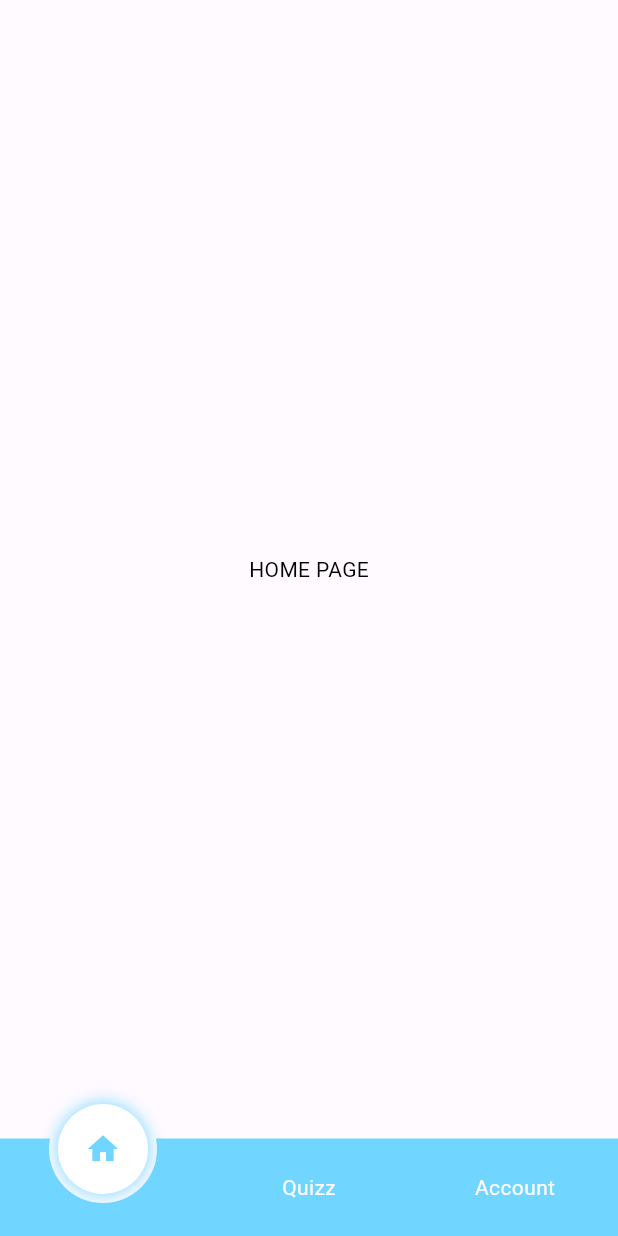
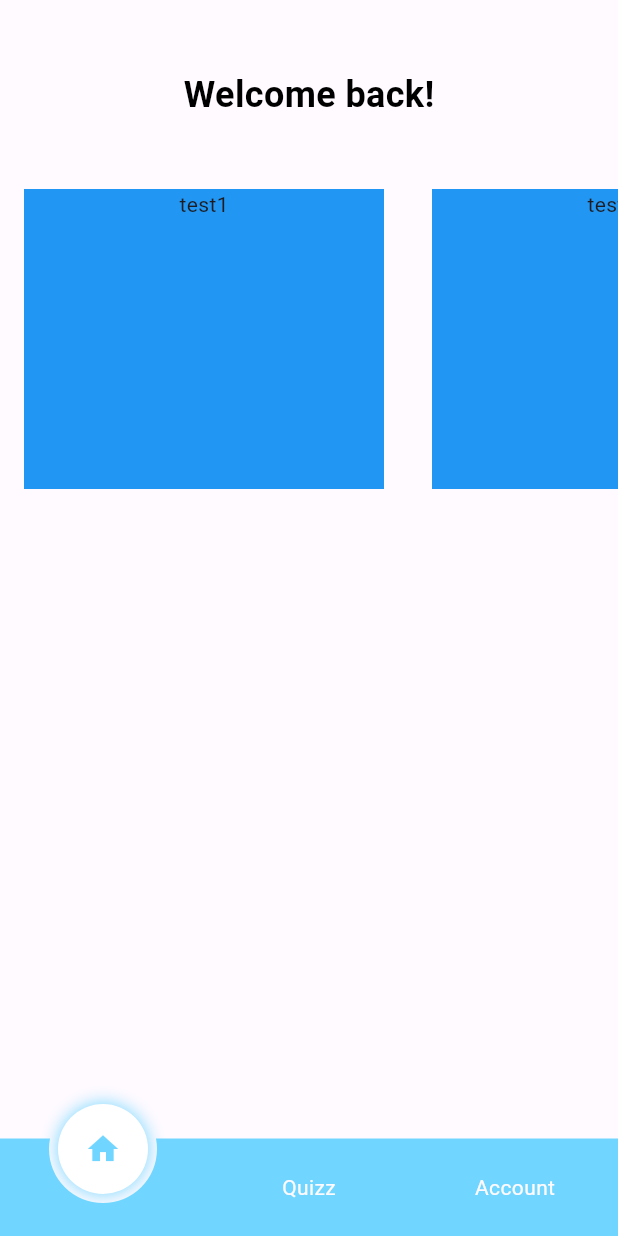
Before and after one commit to kry-ozo/quizzApp, a Flutter app: the screen it shows after launch, on a phone screen of 412 x 824 dp. Run offline on Flutter 3.47's test engine with Material 3 defaults, Android fonts, the phone set to English and light mode, and no system bars; drawn by our look-alikes of circle_nav_bar.

Commit message:
Added list of categories, and horizontal listview

```diff
--- /dev/null
+++ b/lib/components/custom_tile.dart
@@ -0,0 +1,21 @@
+import 'package:flutter/material.dart';
+
+class CustomTile extends StatelessWidget {
+  final String title;
+  const CustomTile({super.key, required this.title});
+
+  @override
+  Widget build(BuildContext context) {
+    return  Container(
+
+      margin: EdgeInsets.symmetric(horizontal: 16),
+      color: Colors.blue,
+      width: 240,
+      child:  Column(
+        children: [
+          Text(title)
+        ],
+      ),
+    );
+  }
+}
--- a/lib/pages/home_page.dart
+++ b/lib/pages/home_page.dart
@@ -1,12 +1,30 @@
 import 'package:flutter/material.dart';
+import 'package:quizz_app/components/custom_tile.dart';
 
 class HomePage extends StatelessWidget {
   const HomePage({super.key});
 
   @override
   Widget build(BuildContext context) {
-    return const Center(
-      child: Text("HOME PAGE", style: TextStyle(color: Colors.black)),
+    return  Column(
+      children: [
+        const Padding(
+          padding: EdgeInsets.symmetric(vertical: 46, horizontal: 12),
+          child: Text("Welcome back!", style: TextStyle(color: Colors.black, fontSize: 24, fontWeight: FontWeight.bold),),
+        ),
+        Container(
+          height: 200,
+          child: ListView(
+            physics: const BouncingScrollPhysics(),
+            scrollDirection: Axis.horizontal,
+            children: [
+              CustomTile(title: "test1",),
+              CustomTile(title: "test1",),
+              CustomTile(title: "test1",)
+            ],
+          ),
+        )
+      ],
     );
   }
 }
--- a/lib/theme/theme.dart
+++ b/lib/theme/theme.dart
@@ -5,13 +5,7 @@ class CustomTheme{
     useMaterial3: true,
     primaryColor: Color.fromARGB(255, 30, 56, 136),
     scaffoldBackgroundColor: Color.fromARGB(255, 255, 250, 255),
-    textTheme: TextTheme(
-      bodyLarge: TextStyle(
-        color: Colors.white
-      ),
-      bodyMedium: TextStyle(
-        color: Colors.white
-      )
-    )
+
+
   );
 }
```
Also changed, not shown: lib/placeholders/categories.dart (added, +22 -0 lines).
